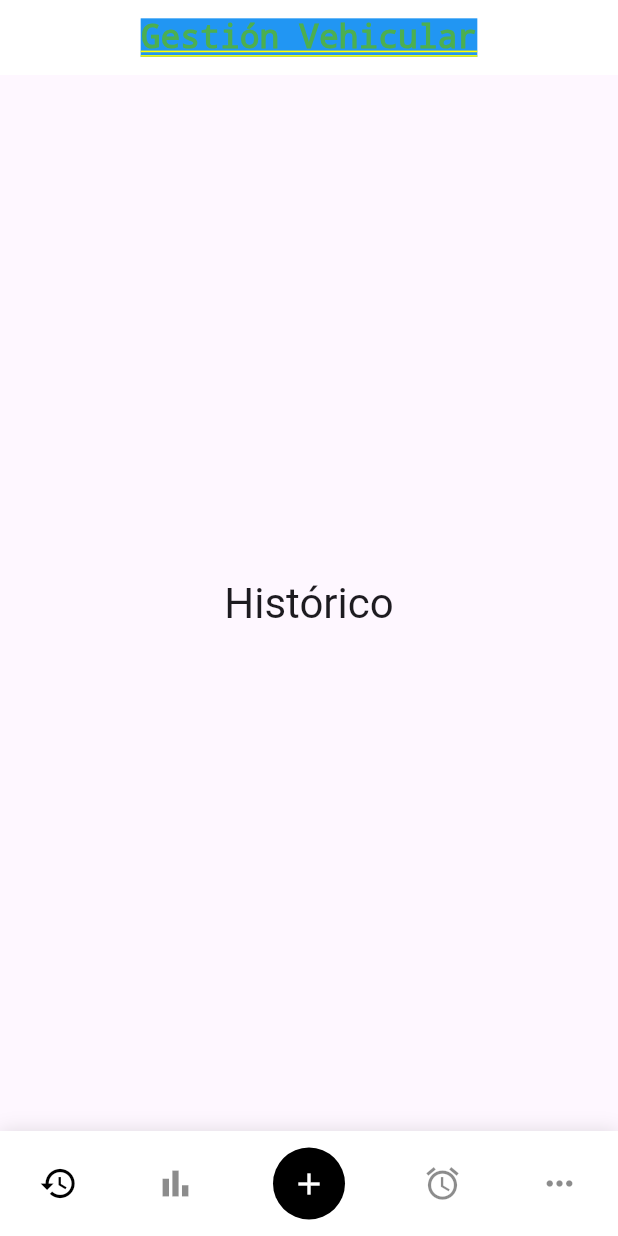
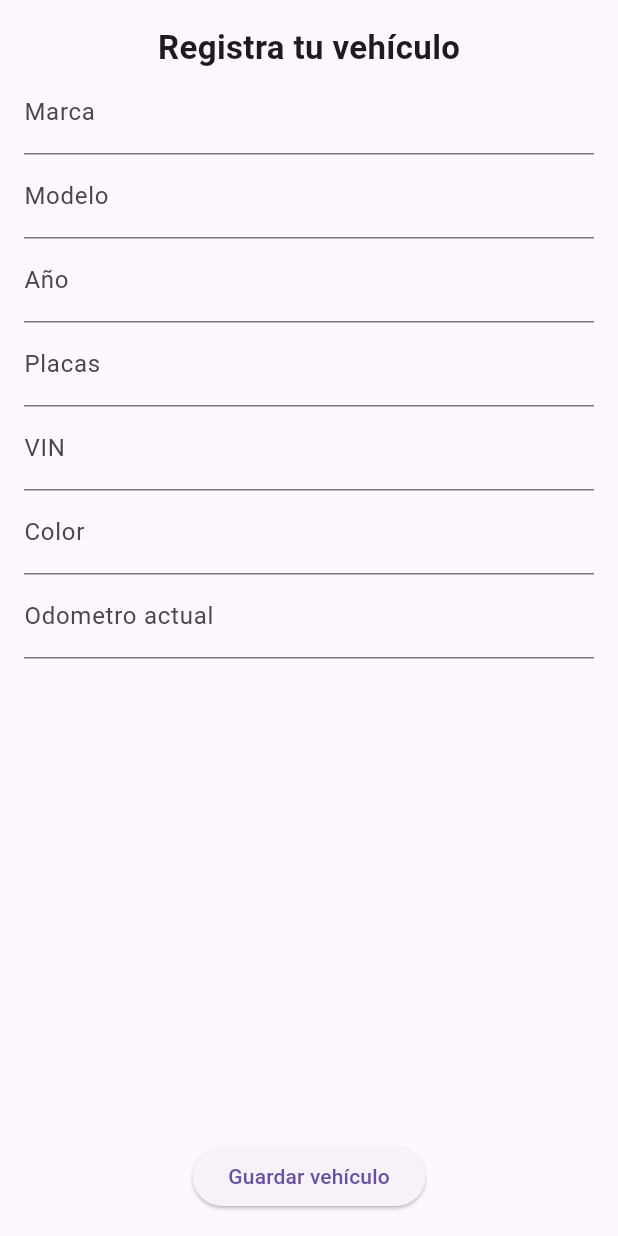
Before and after one commit to JosueEb/app_gestion_vehicular, a Flutter app: the screen it shows after launch, on a phone screen of 412 x 824 dp. Run offline on Flutter 3.47's test engine with Material 3 defaults, Android fonts, the phone set to English and light mode, and no system bars; our stand-ins replace shared_preferences, sqflite; accounts and stored records are empty.

Commit message:
Avances en el estilo y bdd

```diff
--- a/lib/main.dart
+++ b/lib/main.dart
@@ -1,13 +1,17 @@
 import 'package:flutter/material.dart';
 import 'package:provider/provider.dart';
-import 'ui/home/home_page.dart';
 import 'viewmodels/vehiculo_viewmodel.dart';
+import 'ui/app_start_page.dart';
 
 void main() {
   runApp(
     MultiProvider(
       providers: [
-        ChangeNotifierProvider(create: (_) => VehiculoViewModel()),
+        ChangeNotifierProvider(create: (_){
+          final vm = VehiculoViewModel();
+          vm.obtenerVehiculoActivo();
+          return vm;
+        }),
       ],
       child: const MyApp(),
     ),
@@ -20,8 +24,7 @@ class MyApp extends StatelessWidget {
   @override
   Widget build(BuildContext context) {
     return const MaterialApp(
-      debugShowCheckedModeBanner: false,
-      home: HomePage(),
+      home: AppStartPage(),
     );
   }
 }
--- /dev/null
+++ b/lib/services/app_preferences.dart
@@ -0,0 +1,45 @@
+import 'package:shared_preferences/shared_preferences.dart';
+
+class AppPreferences {
+  /* VEHICULO */
+  static const _vehiculoActivoKey = 'vehiculo_activo_id';
+
+  static Future<void> setVehiculoActivo(int idVehiculo) async {
+    final prefs = await SharedPreferences.getInstance();
+    await prefs.setInt(_vehiculoActivoKey, idVehiculo);
+  }
+
+  static Future<int?> getVehiculoActivo() async {
+    final prefs = await SharedPreferences.getInstance();
+    return prefs.getInt(_vehiculoActivoKey);
+  }
+
+  static Future<void> clearVehiculoActivo() async {
+    final prefs = await SharedPreferences.getInstance();
+    await prefs.remove(_vehiculoActivoKey);
+  }
+
+  /* UNIDADES */
+  static const _unidadDistanciaKey = 'unidad_distancia';
+  static const _unidadVolumenKey = 'unidad_volumen';
+
+  static Future<void> setUnidadDistancia(String unidad) async {
+    final prefs = await SharedPreferences.getInstance();
+    await prefs.setString(_unidadDistanciaKey, unidad);
+  }
+
+  static Future<String> getUnidadDistancia() async {
+    final prefs = await SharedPreferences.getInstance();
+    return prefs.getString(_unidadDistanciaKey) ?? 'km';
+  }
+
+  static Future<void> setUnidadVolumen(String unidad) async {
+    final prefs = await SharedPreferences.getInstance();
+    await prefs.setString(_unidadVolumenKey, unidad);
+  }
+
+  static Future<String> getUnidadVolumen() async {
+    final prefs = await SharedPreferences.getInstance();
+    return prefs.getString(_unidadVolumenKey) ?? 'litros';
+  }
+}
--- /dev/null
+++ b/lib/ui/app_start_page.dart
@@ -0,0 +1,47 @@
+import 'package:flutter/material.dart';
+import 'package:provider/provider.dart';
+
+import '../viewmodels/vehiculo_viewmodel.dart';
+import 'home/home_page.dart';
+import 'vehiculos/add_vehiculo_page.dart';
+
+class AppStartPage extends StatefulWidget {
+  const AppStartPage({super.key});
+
+  @override
+  State<AppStartPage> createState() => _AppStartPageState();
+}
+
+class _AppStartPageState extends State<AppStartPage> {
+  bool _isLoading = true;
+  bool _tieneVehiculos = false;
+
+  @override
+  void initState() {
+    super.initState();
+    _init();
+  }
+
+  Future<void> _init() async {
+    final vm = context.read<VehiculoViewModel>();
+    await vm.cargarVehiculos();
+
+    setState(() {
+      _tieneVehiculos = vm.vehiculos.isNotEmpty;
+      _isLoading = false;
+    });
+  }
+
+  @override
+  Widget build(BuildContext context) {
+    if (_isLoading) {
+      return const Scaffold(
+        body: Center(child: CircularProgressIndicator()),
+      );
+    }
+
+    return _tieneVehiculos
+        ? const HomePage()
+        : const AddVehiculoPage(isFirst: true);
+  }
+}
--- a/lib/ui/home/widgets/home_header.dart
+++ b/lib/ui/home/widgets/home_header.dart
@@ -1,21 +1,31 @@
 import 'package:flutter/material.dart';
 
 class HomeHeader extends StatelessWidget {
-  const HomeHeader({super.key});
+  final String title;
+
+  const HomeHeader({
+    super.key,
+    required this.title,
+  });
 
   @override
   Widget build(BuildContext context) {
     return Container(
-      padding: const EdgeInsets.fromLTRB(16, 12, 16, 12),
-      child: const ExcludeSemantics(
-        child: Text(
-          'Gestión Vehicular',
-          style: TextStyle(
-            fontSize: 22,
-            color: Colors.green,
-            backgroundColor: Colors.blue,
+      padding: const EdgeInsets.symmetric(horizontal: 16, vertical: 12),
+      color: const Color.fromARGB(255, 196, 236, 255),
+      child: Row(
+        children: [
+          Expanded(
+            child: Text(
+              title,
+              style: const TextStyle(
+                fontSize: 22,
+                fontWeight: FontWeight.w600,
+                color: Colors.black,
+              ),
+            ),
           ),
-        ),
+        ],
       ),
     );
   }
--- /dev/null
+++ b/lib/ui/vehiculos/add_vehiculo_page.dart
@@ -0,0 +1,132 @@
+import 'package:flutter/material.dart';
+import 'package:provider/provider.dart';
+
+import '../../models/vehiculo.dart';
+import '../../viewmodels/vehiculo_viewmodel.dart';
+import '../home/home_page.dart';
+
+class AddVehiculoPage extends StatefulWidget {
+  final bool isFirst;
+
+  const AddVehiculoPage({super.key, this.isFirst = false});
+
+  @override
+  State<AddVehiculoPage> createState() => _AddVehiculoPageState();
+}
+
+class _AddVehiculoPageState extends State<AddVehiculoPage> {
+  final _formKey = GlobalKey<FormState>();
+
+  final _marca = TextEditingController();
+  final _modelo = TextEditingController();
+  final _anio = TextEditingController();
+  final _placas = TextEditingController();
+  final _vin = TextEditingController();
+  final _color = TextEditingController();
+  final _odometroInicial = TextEditingController();
+
+  Future<void> _guardar() async {
+    if (!_formKey.currentState!.validate()) return;
+
+    final vm = context.read<VehiculoViewModel>();
+
+    await vm.agregarVehiculo(
+      Vehiculo(
+        marca: _marca.text,
+        modelo: _modelo.text,
+        anio: int.parse(_anio.text),
+        placas: _placas.text,
+        vin: _vin.text,
+        color: _color.text,
+        odometroInicial: double.parse(_odometroInicial.text),
+      ),
+    );
+
+    if (!mounted) return;
+
+    if (widget.isFirst) {
+      Navigator.pushReplacement(
+        context,
+        MaterialPageRoute(builder: (_) => const HomePage()),
+      );
+    } else {
+      Navigator.pop(context);
+    }
+  }
+
+  @override
+  void dispose() {
+    _marca.dispose();
+    _modelo.dispose();
+    _anio.dispose();
+    _placas.dispose();
+    _vin.dispose();
+    _color.dispose();
+    _odometroInicial.dispose();
+    super.dispose();
+  }
+
+  @override
+  Widget build(BuildContext context) {
+    return Scaffold(
+      appBar: widget.isFirst
+          ? null
+          : AppBar(title: const Text('Agregar vehículo')),
+      body: Padding(
+        padding: const EdgeInsets.all(16),
+        child: Form(
+          key: _formKey,
+          child: Column(
+            children: [
+              const Text(
+                'Registra tu vehículo',
+                style: TextStyle(fontSize: 22, fontWeight: FontWeight.bold),
+              ),
+              TextFormField(
+                controller: _marca,
+                decoration: const InputDecoration(labelText: 'Marca'),
+                validator: (v) => v!.isEmpty ? 'Campo requerido' : null,
+              ),
+              TextFormField(
+                controller: _modelo,
+                decoration: const InputDecoration(labelText: 'Modelo'),
+                validator: (v) => v!.isEmpty ? 'Campo requerido' : null,
+              ),
+              TextFormField(
+                controller: _anio,
+                decoration: const InputDecoration(labelText: 'Año'),
+                keyboardType: TextInputType.number,
+                validator: (v) => v!.isEmpty ? 'Campo requerido' : null,
+              ),
+              TextFormField(
+                controller: _placas,
+                decoration: const InputDecoration(labelText: 'Placas'),
+                validator: (v) => v!.isEmpty ? 'Campo requerido' : null,
+              ),
+              TextFormField(
+                controller: _vin,
+                decoration: const InputDecoration(labelText: 'VIN'),
+                validator: (v) => v!.isEmpty ? 'Campo requerido' : null,
+              ),
+              TextFormField(
+                controller: _color,
+                decoration: const InputDecoration(labelText: 'Color'),
+                validator: (v) => v!.isEmpty ? 'Campo requerido' : null,
+              ),
+              TextFormField(
+                controller: _odometroInicial,
+                decoration: const InputDecoration(labelText: 'Odometro actual'),
+                validator: (v) => v!.isEmpty ? 'Campo requerido' : null,
+              ),
+              const Spacer(),
+              ElevatedButton(
+                onPressed: _guardar,
+                child: const Text('Guardar vehículo'),
+              ),
+            ],
+          ),
+        ),
+      ),
+    );
+  }
+}
--- a/pubspec.yaml
+++ b/pubspec.yaml
@@ -34,6 +34,7 @@ dependencies:
   provider: ^6.1.2
   sqflite: ^2.3.3
   path: ^1.9.0
+  shared_preferences: ^2.3.2
 
 
   # The following adds the Cupertino Icons font to your application.
```
Also changed, not shown: lib/data/database_helper.dart (+22 -1 lines), lib/models/unidades.dart (added, +19 -0 lines), lib/ui/historico/historico_page.dart (+65 -7 lines), lib/ui/home/home_page.dart (+15 -6 lines), lib/viewmodels/vehiculo_viewmodel.dart (+62 -7 lines).
